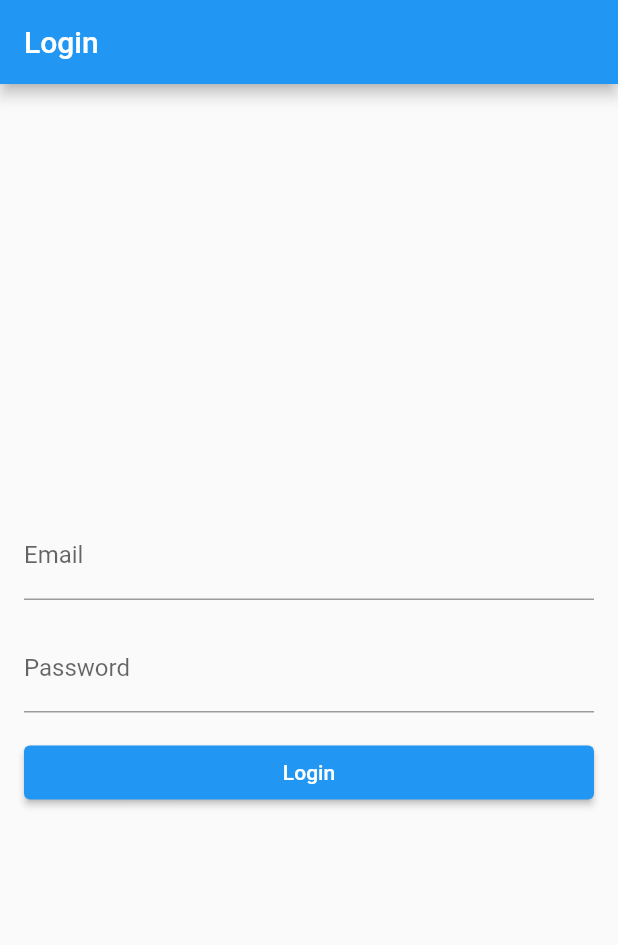
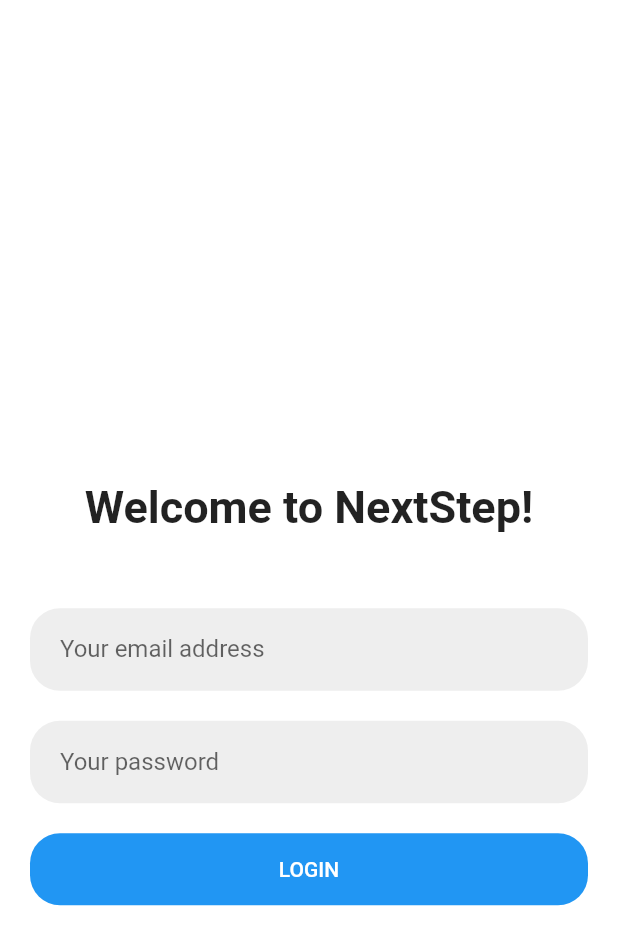
Before and after one commit to jekigates/next_step, a Flutter app: the screen it shows after launch, on a phone screen of 412 x 824 dp. Shown: the top 945 px of the screen. Run offline on Flutter 3.47's test engine with Material 2 defaults, Android fonts, the phone set to English and light mode, and no system bars; our stand-ins replace flutter_local_notifications, sensors.

```diff
--- a/lib/login_page.dart
+++ b/lib/login_page.dart
@@ -1,4 +1,5 @@
 import 'package:flutter/material.dart';
+import 'pedometer_page.dart';
 
 class LoginPage extends StatefulWidget {
   @override
@@ -6,52 +7,106 @@
 }
 
 class _LoginPageState extends State<LoginPage> {
-  // Deklarasikan dua objek TextEditingController untuk mengelola inputan
-  final TextEditingController _emailController = TextEditingController();
-  final TextEditingController _passwordController = TextEditingController();
+  final emailController = TextEditingController();
+  final passwordController = TextEditingController();
 
   @override
   Widget build(BuildContext context) {
     return Scaffold(
-      // Buat AppBar dengan judul
-      appBar: AppBar(
-        title: Text('Login'),
+      backgroundColor: Colors.white,
+      body: SafeArea(
+        child: Center(
+          child: Padding(
+            padding: EdgeInsets.symmetric(horizontal: 20),
+            child: SingleChildScrollView(
+              child: Column(
+                mainAxisAlignment: MainAxisAlignment.center,
+                children: <Widget>[
+                  SizedBox(height: 100),
+                  Text(
+                    'Welcome to NextStep!',
+                    style: TextStyle(fontSize: 30, fontWeight: FontWeight.bold),
                   ),
-      body: Padding(
-        padding: const EdgeInsets.all(16.0),
-        child: Column(
-          // Atur tata letak vertical menjadi tengah layar
-          mainAxisAlignment: MainAxisAlignment.center,
-          // Atur tata letak horizontal menjadi penuh layar
-          crossAxisAlignment: CrossAxisAlignment.stretch,
-          children: [
-            // Buat TextField untuk input email
-            TextField(
-              controller: _emailController,
+                  SizedBox(height: 50),
+                  // Email input with label and rounded corners
+                  Container(
+                    decoration: BoxDecoration(
+                      borderRadius: BorderRadius.only(
+                        topLeft: Radius.circular(20),
+                        topRight: Radius.circular(20),
+                        bottomLeft: Radius.circular(20),
+                        bottomRight: Radius.circular(20),
+                      ),
+                      color: Colors.grey[200],
+                    ),
+                    child: TextField(
+                      controller: emailController,
+                      keyboardType: TextInputType.emailAddress,
                       decoration: InputDecoration(
-                labelText: 'Email',
+                        border: InputBorder.none,
+                        contentPadding:
+                            EdgeInsets.symmetric(horizontal: 20, vertical: 10),
+                        hintText: 'example@gmail.com',
+                        labelText: 'Your email address',
                       ),
                     ),
-            SizedBox(height: 16.0),
-            // Buat TextField untuk input password
-            TextField(
-              controller: _passwordController,
+                  ),
+                  SizedBox(height: 20),
+                  // Password input with label and rounded corners
+                  Container(
+                    decoration: BoxDecoration(
+                      borderRadius: BorderRadius.only(
+                        topLeft: Radius.circular(20),
+                        topRight: Radius.circular(20),
+                        bottomLeft: Radius.circular(20),
+                        bottomRight: Radius.circular(20),
+                      ),
+                      color: Colors.grey[200],
+                    ),
+                    child: TextField(
+                      controller: passwordController,
+                      obscureText: true,
                       decoration: InputDecoration(
-                labelText: 'Password',
+                        border: InputBorder.none,
+                        contentPadding:
+                            EdgeInsets.symmetric(horizontal: 20, vertical: 10),
+                        hintText: '********',
+                        labelText: 'Your password',
                       ),
-              obscureText: true,
                     ),
-            SizedBox(height: 16.0),
-            // Buat tombol untuk mengirimkan form login
-            ElevatedButton(
+                  ),
+                  SizedBox(height: 20),
+                  // Login button with rounded corners
+                  Container(
+                    width: double.infinity,
+                    decoration: BoxDecoration(
+                      borderRadius: BorderRadius.only(
+                        topLeft: Radius.circular(20),
+                        topRight: Radius.circular(20),
+                        bottomLeft: Radius.circular(20),
+                        bottomRight: Radius.circular(20),
+                      ),
+                      color: Colors.blue,
+                    ),
+                    child: TextButton(
                       onPressed: () {
-                // TODO: Implementasi fungsi login
-                // Navigasi ke halaman pedometer ketika tombol ditekan
-                Navigator.pushReplacementNamed(context, '/pedometer');
+                        Navigator.push(
+                          context,
+                          MaterialPageRoute(
+                            builder: (context) => PedometerPage(),
+                          ),
+                        );
                       },
-              child: Text('Login'),
+                      child: Text(
+                        'LOGIN',
+                        style: TextStyle(color: Colors.white),
+                      ),
+                    ),
                   ),
                 ],
+              ),
+            ),
+          ),
         ),
       ),
     );
--- a/pubspec.yaml
+++ b/pubspec.yaml
@@ -35,6 +35,7 @@
   # Use with the CupertinoIcons class for iOS style icons.
   cupertino_icons: ^1.0.2
   sensors: ^2.0.3
+  flutter_local_notifications: ^9.1.4
 
 dev_dependencies:
   flutter_test:
```
Also changed, not shown: lib/pedometer_page.dart (+47 -4 lines), pubspec.lock, 1 other file. Lines whose indentation alone changed are shown as unchanged.
